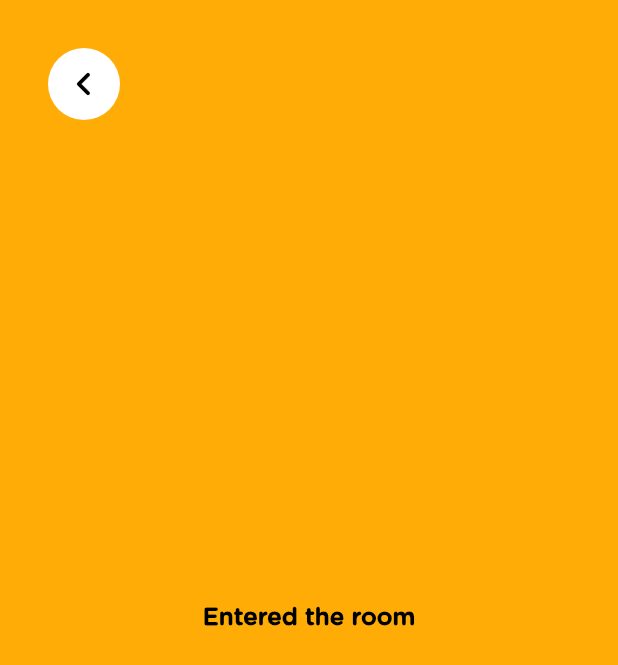
After one commit to SirBepy/Drink-Talk, a Flutter app: the CountdownScreen screen opened directly, on a phone screen of 412 x 824 dp. The commit adds this screen. Shown: the top 665 px of the screen. Run offline on Flutter 3.47's test engine with Material 2 defaults, Android fonts, the phone set to English and light mode, and no system bars; our stand-ins replace cloud_firestore, firebase_core, flutter_svg, modal_bottom_sheet, qr_flutter, shared_preferences; missing offline and left inert: qr_code_scanner; accounts and stored records are empty.

Commit message:
Handle edgecase - users room closes spontaneously

```diff
--- /dev/null
+++ b/lib/pages/countdown_screen.dart
@@ -0,0 +1,51 @@
+import 'dart:async';
+
+import 'package:drink_n_talk/components/custom_app_bar.dart';
+import 'package:drink_n_talk/services/room_service.dart';
+import 'package:flutter/material.dart';
+
+class CountdownScreen extends StatefulWidget {
+  const CountdownScreen({Key? key}) : super(key: key);
+
+  @override
+  State<CountdownScreen> createState() => _CountdownScreenState();
+}
+
+class _CountdownScreenState extends State<CountdownScreen> {
+  Timer? futureUpdateFirestore;
+
+  @override
+  void initState() {
+    super.initState();
+    RoomService.joinRoom();
+    // updateTimeStamp();
+  }
+
+  // The logic is weird but simple
+  //? Problem: Letting the host know who joined, and who left, but also being able to do that even if the user turns off his phone
+  //* Solution: Updating the timestamp for this user every 6 seconds, and the host will delete a user if the timestamp is older than 15 seconds
+  void updateTimeStamp() {
+    futureUpdateFirestore = Timer(const Duration(seconds: 6), () {
+      RoomService.updateUserTimestamp();
+      updateTimeStamp();
+    });
+  }
+
+  @override
+  void dispose() {
+    futureUpdateFirestore?.cancel();
+    RoomService.leaveRoom();
+    super.dispose();
+  }
+
+  @override
+  Widget build(BuildContext context) {
+    return const Scaffold(
+      appBar: CustomAppBar(),
+      extendBodyBehindAppBar: true,
+      body: Center(
+        child: Text('Entered the room'),
+      ),
+    );
+  }
+}
```
Also changed, not shown: lib/pages/setup_screen.dart (+12 -3 lines), lib/services/room_service.dart (+8 -6 lines).
